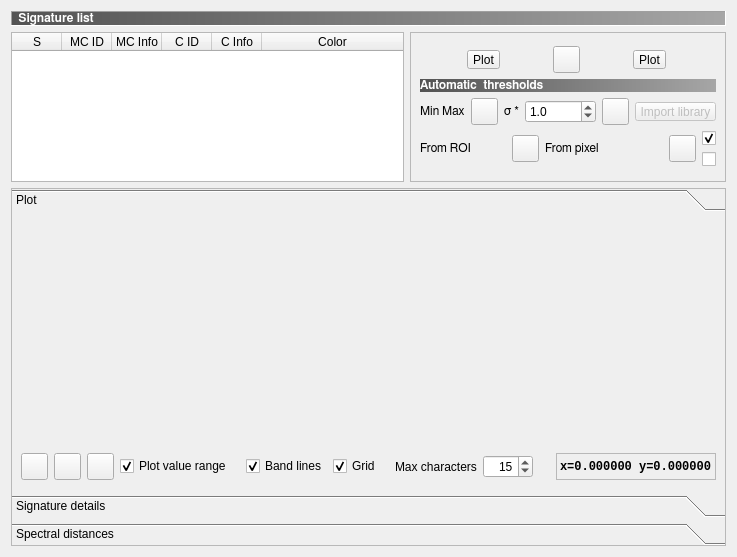
Above: ui/ui_semiautomaticclassificationplugin_signature_plot.ui from semiautomaticgit/SemiAutomaticClassificationPlugin before the change. Below: the same form after it.
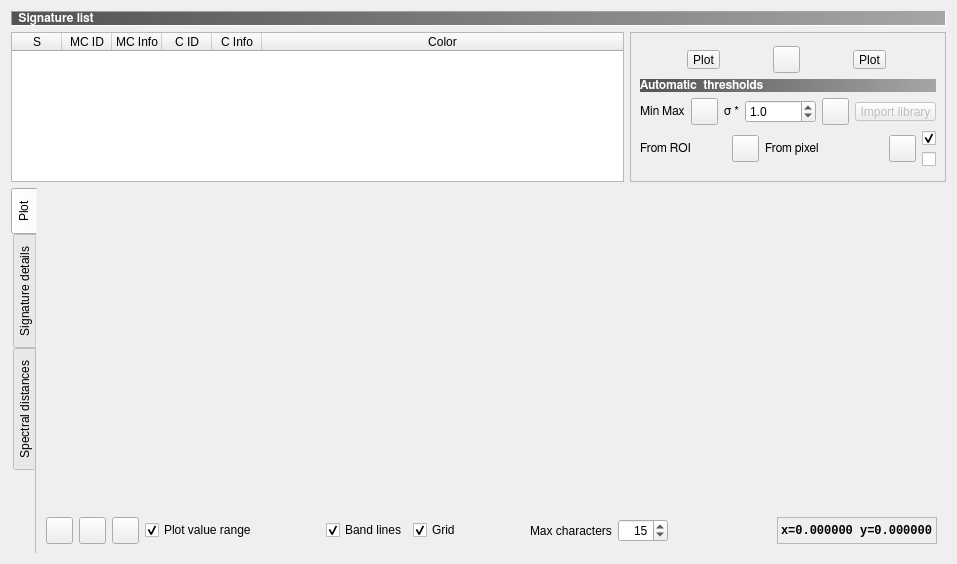
That is the form after the change. Icons and pictures are not drawn. Custom widgets are drawn as their Qt base class.

Patch:
```diff
--- a/ui/ui_semiautomaticclassificationplugin_signature_plot.ui
+++ b/ui/ui_semiautomaticclassificationplugin_signature_plot.ui
@@ -6,8 +6,8 @@
    <rect>
     <x>0</x>
     <y>0</y>
-    <width>737</width>
-    <height>557</height>
+    <width>957</width>
+    <height>564</height>
    </rect>
   </property>
   <property name="sizePolicy">
@@ -23,7 +23,7 @@
    <iconset resource="resources.qrc">
     <normaloff>:/plugins/semiautomaticclassificationplugin/semiautomaticclassificationplugin.png</normaloff>:/plugins/semiautomaticclassificationplugin/semiautomaticclassificationplugin.png</iconset>
   </property>
-  <layout class="QGridLayout" name="gridLayout_21">
+  <layout class="QGridLayout" name="gridLayout_8">
    <item row="0" column="0">
     <layout class="QGridLayout" name="gridLayout_5">
      <item row="1" column="0">
@@ -556,42 +556,26 @@
    </item>
    <item row="1" column="0">
     <layout class="QGridLayout" name="gridLayout_6">
-     <item row="0" column="0">
-      <widget class="QToolBox" name="toolBox">
-       <property name="sizePolicy">
-        <sizepolicy hsizetype="Minimum" vsizetype="Expanding">
-         <horstretch>0</horstretch>
-         <verstretch>0</verstretch>
-        </sizepolicy>
-       </property>
-       <property name="minimumSize">
-        <size>
-         <width>0</width>
-         <height>300</height>
-        </size>
-       </property>
-       <property name="frameShape">
-        <enum>QFrame::StyledPanel</enum>
-       </property>
-       <property name="frameShadow">
-        <enum>QFrame::Raised</enum>
+     <item row="0" column="1">
+      <widget class="QTabWidget" name="tabWidget">
+       <property name="tabPosition">
+        <enum>QTabWidget::West</enum>
        </property>
        <property name="currentIndex">
         <number>0</number>
        </property>
-       <widget class="QWidget" name="page">
-        <property name="geometry">
-         <rect>
-          <x>0</x>
-          <y>0</y>
-          <width>717</width>
-          <height>271</height>
-         </rect>
-        </property>
-        <attribute name="label">
+       <property name="documentMode">
+        <bool>true</bool>
+       </property>
+       <widget class="QWidget" name="tab">
+        <attribute name="icon">
+         <iconset resource="resources.qrc">
+          <normaloff>:/plugins/semiautomaticclassificationplugin/icons/semiautomaticclassificationplugin_sign_tool.png</normaloff>:/plugins/semiautomaticclassificationplugin/icons/semiautomaticclassificationplugin_sign_tool.png</iconset>
+        </attribute>
+        <attribute name="title">
          <string>Plot</string>
         </attribute>
-        <layout class="QGridLayout" name="gridLayout_8">
+        <layout class="QGridLayout" name="gridLayout">
          <item row="0" column="0">
           <layout class="QGridLayout" name="gridLayout_3">
            <item row="0" column="0">
@@ -852,19 +836,15 @@
          </item>
         </layout>
        </widget>
-       <widget class="QWidget" name="page_2">
-        <property name="geometry">
-         <rect>
-          <x>0</x>
-          <y>0</y>
-          <width>717</width>
-          <height>271</height>
-         </rect>
-        </property>
-        <attribute name="label">
+       <widget class="QWidget" name="tab_2">
+        <attribute name="icon">
+         <iconset resource="resources.qrc">
+          <normaloff>:/plugins/semiautomaticclassificationplugin/icons/semiautomaticclassificationplugin_accuracy_tool.png</normaloff>:/plugins/semiautomaticclassificationplugin/icons/semiautomaticclassificationplugin_accuracy_tool.png</iconset>
+        </attribute>
+        <attribute name="title">
          <string>Signature details</string>
         </attribute>
-        <layout class="QGridLayout" name="gridLayout_10">
+        <layout class="QGridLayout" name="gridLayout_21">
          <item row="0" column="0">
           <layout class="QGridLayout" name="gridLayout_9">
            <item row="0" column="0">
@@ -878,16 +858,12 @@
          </item>
         </layout>
        </widget>
-       <widget class="QWidget" name="page_3">
-        <property name="geometry">
-         <rect>
-          <x>0</x>
-          <y>0</y>
-          <width>717</width>
-          <height>271</height>
-         </rect>
-        </property>
-        <attribute name="label">
+       <widget class="QWidget" name="tab_3">
+        <attribute name="icon">
+         <iconset resource="resources.qrc">
+          <normaloff>:/plugins/semiautomaticclassificationplugin/icons/semiautomaticclassificationplugin_calculate_spectral_distances.png</normaloff>:/plugins/semiautomaticclassificationplugin/icons/semiautomaticclassificationplugin_calculate_spectral_distances.png</iconset>
+        </attribute>
+        <attribute name="title">
          <string>Spectral distances</string>
         </attribute>
         <layout class="QGridLayout" name="gridLayout_12">
@@ -908,9 +884,6 @@
      </item>
     </layout>
    </item>
-   <item row="2" column="0">
-    <layout class="QGridLayout" name="gridLayout"/>
-   </item>
   </layout>
   <zorder></zorder>
  </widget>
```
Left out of the diff: 33 changed lines with no effect on the pictures.
